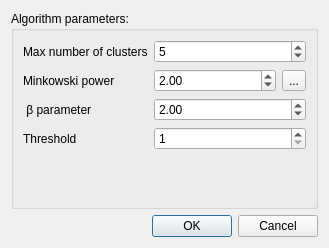
First picture: the form in ui/a_ward_pb_params.ui, repository eremeykin/ectgui2, before the edit.
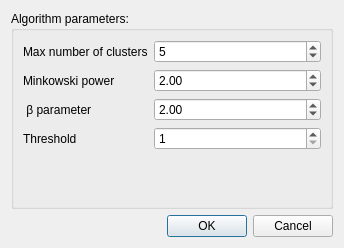
Second picture: the form after the edit.

What changed in the file:
```diff
--- a/ui/a_ward_pb_params.ui
+++ b/ui/a_ward_pb_params.ui
@@ -6,7 +6,7 @@
    <rect>
     <x>0</x>
     <y>0</y>
-    <width>329</width>
+    <width>344</width>
     <height>248</height>
    </rect>
   </property>
@@ -15,7 +15,7 @@
   </property>
   <layout class="QVBoxLayout" name="verticalLayout">
    <item>
-    <widget class="QGroupBox" name="">
+    <widget class="QGroupBox" name="groupBox">
      <property name="title">
       <string>Algorithm parameters:</string>
      </property>
@@ -62,13 +62,6 @@
           </property>
          </widget>
         </item>
-        <item>
-         <widget class="QToolButton" name="tool_button">
-          <property name="text">
-           <string>...</string>
-          </property>
-         </widget>
-        </item>
        </layout>
       </item>
       <item row="4" column="0">
```
